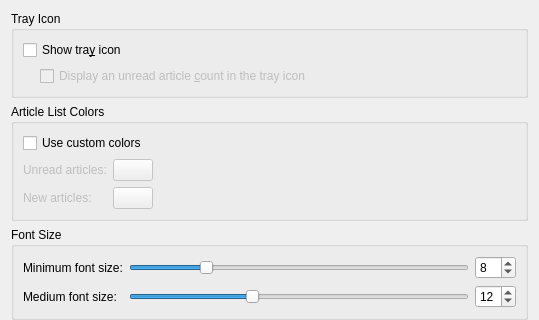
The window that akregator2/configuration/settings_appearance.ui (KDE/kdepim) describes before a commit, drawn with Qt 5; both pictures show x 0 to 539 and y 0 to 320 of the 539 by 620 pixel window.
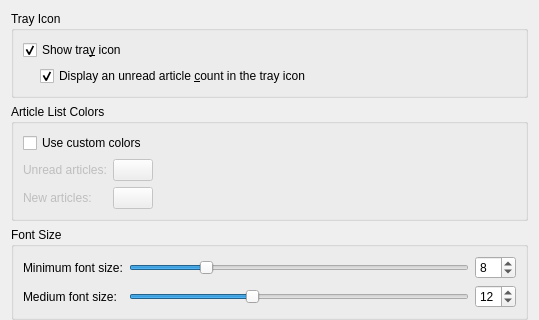
The same window after the commit. Custom widgets are drawn as their Qt base class.

Commit message: Enable/disable the show unread count checkbox correctly

```diff
--- a/akregator2/configuration/settings_appearance.ui
+++ b/akregator2/configuration/settings_appearance.ui
@@ -23,6 +23,9 @@
         <property name="text">
          <string>Show tra&amp;y icon</string>
         </property>
+        <property name="checked">
+         <bool>true</bool>
+        </property>
        </widget>
       </item>
       <item>
@@ -46,11 +49,14 @@
         <item>
          <widget class="QCheckBox" name="kcfg_EnableTrayIconUnreadArticleCount">
           <property name="enabled">
-           <bool>false</bool>
+           <bool>true</bool>
           </property>
           <property name="text">
            <string>Display an unread article &amp;count in the tray icon</string>
           </property>
+          <property name="checked">
+           <bool>true</bool>
+          </property>
          </widget>
         </item>
        </layout>
```
The commit also changes 1 other file.
